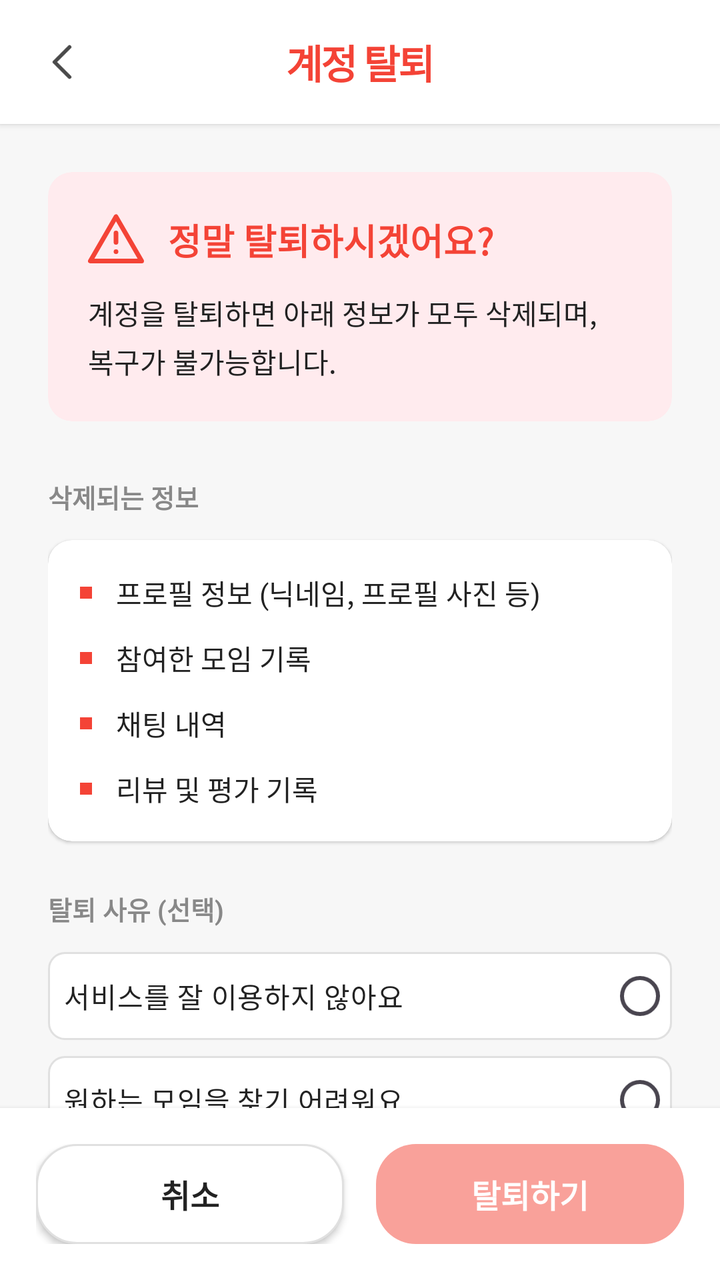
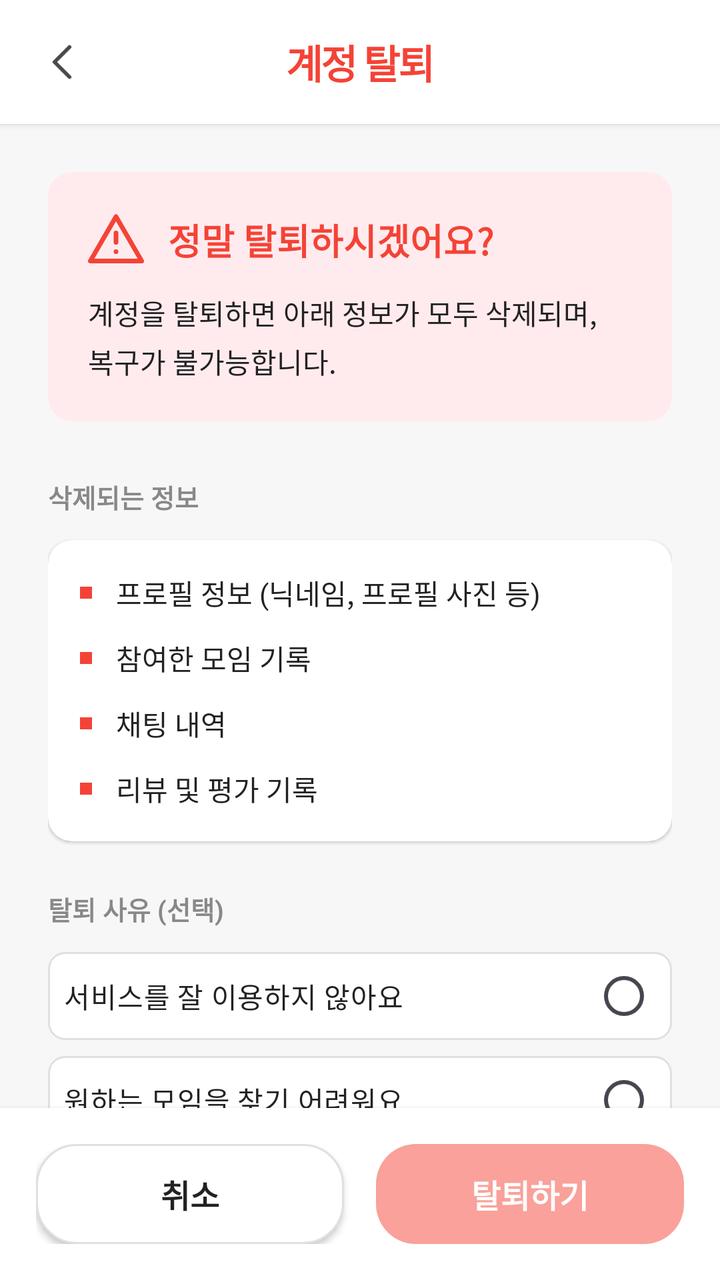

The first picture is an Android layout as it rendered before a commit; the second is the same layout after the commit. The layout source and the unified diff follow.
<!-- AndroidManifest.xml: application theme Theme.Honbabapp -->
<!-- res/layout/page_profile_delete_account.xml -->
<?xml version="1.0" encoding="utf-8"?>
<LinearLayout xmlns:android="http://schemas.android.com/apk/res/android"
    xmlns:app="http://schemas.android.com/apk/res-auto"
    android:layout_width="match_parent"
    android:layout_height="match_parent"
    android:orientation="vertical"
    android:background="@color/bg_200">

    
    <LinearLayout
        android:layout_width="match_parent"
        android:layout_height="wrap_content"
        android:orientation="horizontal"
        android:gravity="center_vertical"
        android:padding="16dp"
        android:background="@color/bg_100"
        android:elevation="2dp">

        <ImageButton
            android:id="@+id/btn_back"
            android:layout_width="30dp"
            android:layout_height="30dp"
            android:src="@drawable/ic_arrow_back"
            android:scaleType="centerCrop"
            android:background="@color/white"
            android:layout_marginEnd="12dp" />

        <TextView
            android:layout_width="0dp"
            android:layout_height="wrap_content"
            android:layout_weight="1"
            android:text="계정 탈퇴"
            android:textColor="@color/error_red"
            android:textSize="20sp"
            android:textStyle="bold"
            android:gravity="center"
            android:letterSpacing="-0.05"
            android:layout_marginEnd="42dp"/>

    </LinearLayout>

    <ScrollView
        android:layout_width="match_parent"
        android:layout_height="0dp"
        android:layout_weight="1"
        android:fillViewport="true"
        android:scrollbars="none">

        <LinearLayout
            android:layout_width="match_parent"
            android:layout_height="wrap_content"
            android:orientation="vertical"
            android:padding="24dp">

            
            <androidx.cardview.widget.CardView
                android:layout_width="match_parent"
                android:layout_height="wrap_content"
                android:layout_marginBottom="28dp"
                app:cardCornerRadius="12dp"
                app:cardElevation="0dp"
                app:cardBackgroundColor="#FFEBEE">

                <LinearLayout
                    android:layout_width="match_parent"
                    android:layout_height="wrap_content"
                    android:orientation="vertical"
                    android:padding="20dp">

                    <LinearLayout
                        android:layout_width="match_parent"
                        android:layout_height="wrap_content"
                        android:orientation="horizontal"
                        android:gravity="center_vertical"
                        android:layout_marginBottom="12dp">

                        <ImageView
                            android:layout_width="28dp"
                            android:layout_height="28dp"
                            android:src="@drawable/ic_warning"
                            app:tint="@color/error_red"
                            android:layout_marginEnd="12dp" />

                        <TextView
                            android:layout_width="wrap_content"
                            android:layout_height="wrap_content"
                            android:text="정말 탈퇴하시겠어요?"
                            android:textColor="@color/error_red"
                            android:textSize="18sp"
                            android:textStyle="bold" />

                    </LinearLayout>

                    <TextView
                        android:layout_width="match_parent"
                        android:layout_height="wrap_content"
                        android:text="계정을 탈퇴하면 아래 정보가 모두 삭제되며,\n복구가 불가능합니다."
                        android:textColor="@color/text_100"
                        android:textSize="14sp"
                        android:lineSpacingExtra="4dp" />

                </LinearLayout>

            </androidx.cardview.widget.CardView>

            
            <TextView
                android:layout_width="wrap_content"
                android:layout_height="wrap_content"
                android:text="삭제되는 정보"
                android:textColor="@color/text_200"
                android:textSize="13sp"
                android:textStyle="bold"
                android:layout_marginBottom="12dp" />

            <androidx.cardview.widget.CardView
                android:layout_width="match_parent"
                android:layout_height="wrap_content"
                android:layout_marginBottom="24dp"
                app:cardCornerRadius="12dp"
                app:cardElevation="1dp"
                app:cardBackgroundColor="@color/bg_100">

                <LinearLayout
                    android:layout_width="match_parent"
                    android:layout_height="wrap_content"
                    android:orientation="vertical"
                    android:padding="16dp">

                    
                    <LinearLayout
                        android:layout_width="match_parent"
                        android:layout_height="wrap_content"
                        android:orientation="horizontal"
                        android:gravity="center_vertical"
                        android:layout_marginBottom="12dp">

                        <View
                            android:layout_width="6dp"
                            android:layout_height="6dp"
                            android:background="@color/error_red"
                            android:layout_marginEnd="12dp" />

                        <TextView
                            android:layout_width="wrap_content"
                            android:layout_height="wrap_content"
                            android:text="프로필 정보 (닉네임, 프로필 사진 등)"
                            android:textColor="@color/text_100"
                            android:textSize="14sp" />

                    </LinearLayout>

                    
                    <LinearLayout
                        android:layout_width="match_parent"
                        android:layout_height="wrap_content"
                        android:orientation="horizontal"
                        android:gravity="center_vertical"
                        android:layout_marginBottom="12dp">

                        <View
                            android:layout_width="6dp"
                            android:layout_height="6dp"
                            android:background="@color/error_red"
                            android:layout_marginEnd="12dp" />

                        <TextView
                            android:layout_width="wrap_content"
                            android:layout_height="wrap_content"
                            android:text="참여한 모임 기록"
                            android:textColor="@color/text_100"
                            android:textSize="14sp" />

                    </LinearLayout>

                    
                    <LinearLayout
                        android:layout_width="match_parent"
                        android:layout_height="wrap_content"
                        android:orientation="horizontal"
                        android:gravity="center_vertical"
                        android:layout_marginBottom="12dp">

                        <View
                            android:layout_width="6dp"
                            android:layout_height="6dp"
                            android:background="@color/error_red"
                            android:layout_marginEnd="12dp" />

                        <TextView
                            android:layout_width="wrap_content"
                            android:layout_height="wrap_content"
                            android:text="채팅 내역"
                            android:textColor="@color/text_100"
                            android:textSize="14sp" />

                    </LinearLayout>

                    
                    <LinearLayout
                        android:layout_width="match_parent"
                        android:layout_height="wrap_content"
                        android:orientation="horizontal"
                        android:gravity="center_vertical">

                        <View
                            android:layout_width="6dp"
                            android:layout_height="6dp"
                            android:background="@color/error_red"
                            android:layout_marginEnd="12dp" />

                        <TextView
                            android:layout_width="wrap_content"
                            android:layout_height="wrap_content"
                            android:text="리뷰 및 평가 기록"
                            android:textColor="@color/text_100"
                            android:textSize="14sp" />

                    </LinearLayout>

                </LinearLayout>

            </androidx.cardview.widget.CardView>

            
            <TextView
                android:layout_width="wrap_content"
                android:layout_height="wrap_content"
                android:text="탈퇴 사유 (선택)"
                android:textColor="@color/text_200"
                android:textSize="13sp"
                android:textStyle="bold"
                android:layout_marginBottom="12dp" />

            <RadioGroup
                android:id="@+id/radio_group_reason"
                android:layout_width="match_parent"
                android:layout_height="wrap_content"
                android:layout_marginBottom="16dp">

                <RadioButton
                    android:id="@+id/radio_reason_1"
                    android:layout_width="match_parent"
                    android:layout_height="44dp"
                    android:text="서비스를 잘 이용하지 않아요"
                    android:textColor="@color/text_100"
                    android:textSize="14sp"
                    android:paddingStart="8dp"
                    android:background="@drawable/radiobutton_category_background"
                    android:button="@null"
                    android:drawableEnd="?android:attr/listChoiceIndicatorSingle"
                    android:layout_marginBottom="8dp" />

                <RadioButton
                    android:id="@+id/radio_reason_2"
                    android:layout_width="match_parent"
                    android:layout_height="44dp"
                    android:text="원하는 모임을 찾기 어려워요"
                    android:textColor="@color/text_100"
                    android:textSize="14sp"
                    android:paddingStart="8dp"
                    android:background="@drawable/radiobutton_category_background"
                    android:button="@null"
                    android:drawableEnd="?android:attr/listChoiceIndicatorSingle"
                    android:layout_marginBottom="8dp" />

                <RadioButton
                    android:id="@+id/radio_reason_3"
                    android:layout_width="match_parent"
                    android:layout_height="44dp"
                    android:text="앱 사용이 불편해요"
                    android:textColor="@color/text_100"
                    android:textSize="14sp"
                    android:paddingStart="8dp"
                    android:background="@drawable/radiobutton_category_background"
                    android:button="@null"
                    android:drawableEnd="?android:attr/listChoiceIndicatorSingle"
                    android:layout_marginBottom="8dp" />

                <RadioButton
                    android:id="@+id/radio_reason_4"
                    android:layout_width="match_parent"
                    android:layout_height="44dp"
                    android:text="기타"
                    android:textColor="@color/text_100"
                    android:textSize="14sp"
                    android:paddingStart="8dp"
                    android:background="@drawable/radiobutton_category_background"
                    android:button="@null"
                    android:drawableEnd="?android:attr/listChoiceIndicatorSingle" />

            </RadioGroup>

            
            <EditText
                android:id="@+id/et_other_reason"
                android:layout_width="match_parent"
                android:layout_height="80dp"
                android:hint="탈퇴 사유를 입력해 주세요 (선택)"
                android:textColorHint="@color/text_200"
                android:textColor="@color/text_100"
                android:textSize="14sp"
                android:background="@drawable/edittext_background"
                android:paddingHorizontal="16dp"
                android:paddingVertical="12dp"
                android:gravity="top"
                android:inputType="textMultiLine"
                android:maxLength="200"
                android:visibility="gone"
                android:layout_marginBottom="24dp" />

            
            <LinearLayout
                android:layout_width="match_parent"
                android:layout_height="wrap_content"
                android:orientation="horizontal"
                android:gravity="center_vertical"
                android:layout_marginBottom="16dp">

                <CheckBox
                    android:id="@+id/checkbox_agree"
                    android:layout_width="24dp"
                    android:layout_height="24dp"
                    android:layout_marginEnd="12dp"
                    android:button="@null"
                    android:background="@drawable/checkbox_background" />

                <TextView
                    android:layout_width="wrap_content"
                    android:layout_height="wrap_content"
                    android:text="위 내용을 확인했으며, 탈퇴에 동의합니다."
                    android:textColor="@color/text_100"
                    android:textSize="14sp" />

            </LinearLayout>

        </LinearLayout>

    </ScrollView>

    
    <LinearLayout
        android:layout_width="match_parent"
        android:layout_height="wrap_content"
        android:background="@color/bg_100"
        android:padding="18dp"
        android:orientation="horizontal"
        android:elevation="4dp">

        <Button
            android:id="@+id/btn_cancel"
            android:layout_width="0dp"
            android:layout_height="50dp"
            android:layout_weight="1"
            android:text="취소"
            android:textColor="@color/text_100"
            android:textSize="16sp"
            android:textStyle="bold"
            android:background="@drawable/button_outline_background"
            android:layout_marginEnd="8dp"/>

        <Button
            android:id="@+id/btn_delete_account"
            android:layout_width="0dp"
            android:layout_height="50dp"
            android:layout_weight="1"
            android:text="탈퇴하기"
            android:textColor="@color/white"
            android:textSize="16sp"
            android:textStyle="bold"
            android:background="@drawable/button_danger_background"
            android:enabled="false"
            android:alpha="0.5"
            android:layout_marginStart="8dp"/>

    </LinearLayout>

</LinearLayout>
<!-- resources referenced by this layout -->
<resources>
  <color name="bg_100">#FFFFFF</color>
  <color name="bg_200">#F7F7F7</color>
  <color name="error_red">#F44336</color>
  <color name="text_100">#222222</color>
  <color name="text_200">#888888</color>
  <color name="white">#FFFFFFFF</color>
  <!-- drawable button_danger_background (drawable) -->
  <?xml version="1.0" encoding="utf-8"?>
  <selector xmlns:android="http://schemas.android.com/apk/res/android">
  
      
      <item android:state_pressed="true">
          <shape android:shape="rectangle">
              <solid android:color="#D32F2F" />
              <corners android:radius="20dp" />
          </shape>
      </item>
  
      
      <item>
          <shape android:shape="rectangle">
              <solid android:color="@color/error_red" />
              <corners android:radius="20dp" />
          </shape>
      </item>
  
  </selector>
  <!-- drawable button_outline_background (drawable) -->
  <?xml version="1.0" encoding="utf-8"?>
  <selector xmlns:android="http://schemas.android.com/apk/res/android">
  
      
      <item android:state_pressed="true">
          <shape android:shape="rectangle">
              <solid android:color="@color/bg_200" />
              <stroke
                  android:width="1dp"
                  android:color="@color/border_100" />
              <corners android:radius="20dp" />
          </shape>
      </item>
  
      
      <item>
          <shape android:shape="rectangle">
              <solid android:color="@color/bg_100" />
              <stroke
                  android:width="1dp"
                  android:color="@color/border_100" />
              <corners android:radius="20dp" />
          </shape>
      </item>
  
  </selector>
  <!-- drawable edittext_background (drawable) -->
  <?xml version="1.0" encoding="utf-8"?>
  <selector xmlns:android="http://schemas.android.com/apk/res/android">
  
  
      <item android:state_focused="true">
          <shape android:shape="rectangle">
              <solid android:color="@color/bg_100"/>
              <corners android:radius="8dp"/>
              <stroke
                  android:width="2dp"
                  android:color="@color/primary_100"/>
          </shape>
      </item>
  
  
      <item>
          <shape android:shape="rectangle">
              <solid android:color="@color/bg_100"/>
              <corners android:radius="8dp"/>
              <stroke
                  android:width="1dp"
                  android:color="@color/border_100"/>
          </shape>
      </item>
  
  </selector>
  <!-- drawable ic_arrow_back (drawable) -->
  <vector xmlns:android="http://schemas.android.com/apk/res/android"
      android:width="24dp"
      android:height="24dp"
      android:viewportWidth="24"
      android:viewportHeight="24">
  
    <path
        android:pathData="M15,18L9,12L15,6"
        android:strokeColor="#4A4A4A"
        android:strokeWidth="1.5"
        android:strokeLineCap="round"
        android:strokeLineJoin="round"
        android:fillColor="@android:color/transparent"/>
  </vector>
  <style name="Theme.Honbabapp" parent="Base.Theme.Honbabapp">
          <item name="android:windowIsTranslucent">true</item>
      </style>
  <color name="border_100">#E0E0E0</color>
  <color name="primary_100">#FF8A30</color>
  <color name="primary_200">#FF6F0F</color>
  <color name="accent_100">#00C7AE</color>
  <color name="accent_200">#2B2B2B</color>
  <!-- unchanged entries left out for length: 4 -->
</resources>

<!-- the commit's change to res/layout/page_profile_delete_account.xml (unified diff, before → after) -->
@@ -245,7 +245,7 @@
                     android:text="서비스를 잘 이용하지 않아요"
                     android:textColor="@color/text_100"
                     android:textSize="14sp"
-                    android:paddingStart="8dp"
+                    android:padding="8dp"
                     android:background="@drawable/radiobutton_category_background"
                     android:button="@null"
                     android:drawableEnd="?android:attr/listChoiceIndicatorSingle"
@@ -258,7 +258,7 @@
                     android:text="원하는 모임을 찾기 어려워요"
                     android:textColor="@color/text_100"
                     android:textSize="14sp"
-                    android:paddingStart="8dp"
+                    android:padding="8dp"
                     android:background="@drawable/radiobutton_category_background"
                     android:button="@null"
                     android:drawableEnd="?android:attr/listChoiceIndicatorSingle"
@@ -271,7 +271,7 @@
                     android:text="앱 사용이 불편해요"
                     android:textColor="@color/text_100"
                     android:textSize="14sp"
-                    android:paddingStart="8dp"
+                    android:padding="8dp"
                     android:background="@drawable/radiobutton_category_background"
                     android:button="@null"
                     android:drawableEnd="?android:attr/listChoiceIndicatorSingle"
@@ -284,7 +284,7 @@
                     android:text="기타"
                     android:textColor="@color/text_100"
                     android:textSize="14sp"
-                    android:paddingStart="8dp"
+                    android:padding="8dp"
                     android:background="@drawable/radiobutton_category_background"
                     android:button="@null"
                     android:drawableEnd="?android:attr/listChoiceIndicatorSingle" />
